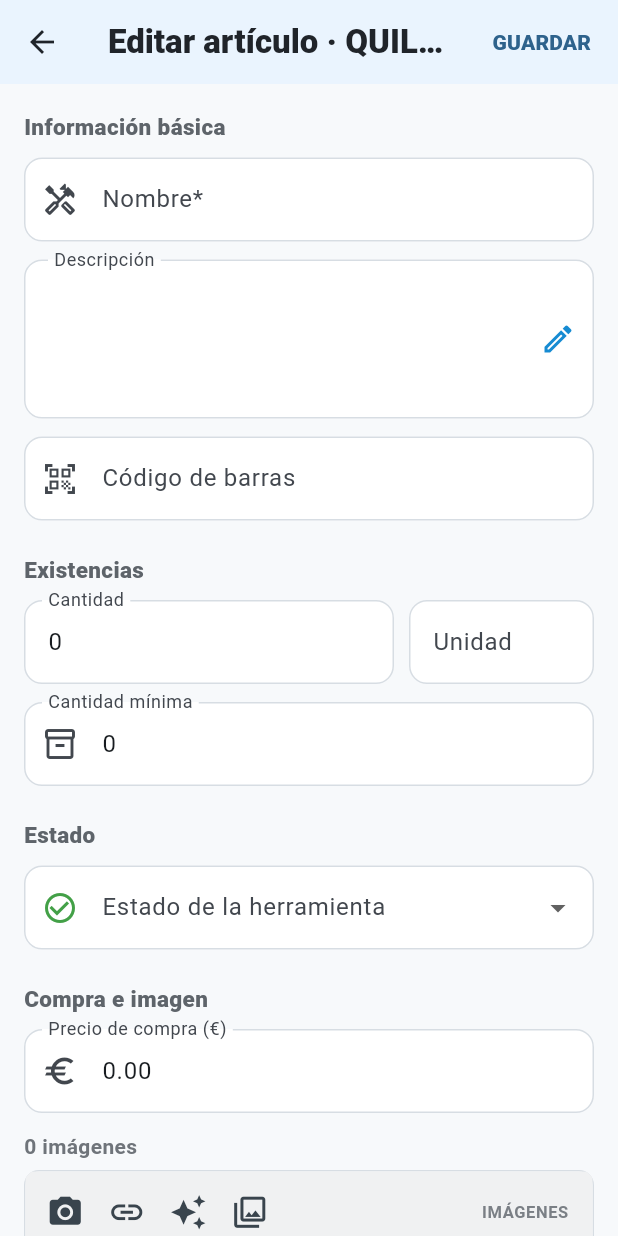
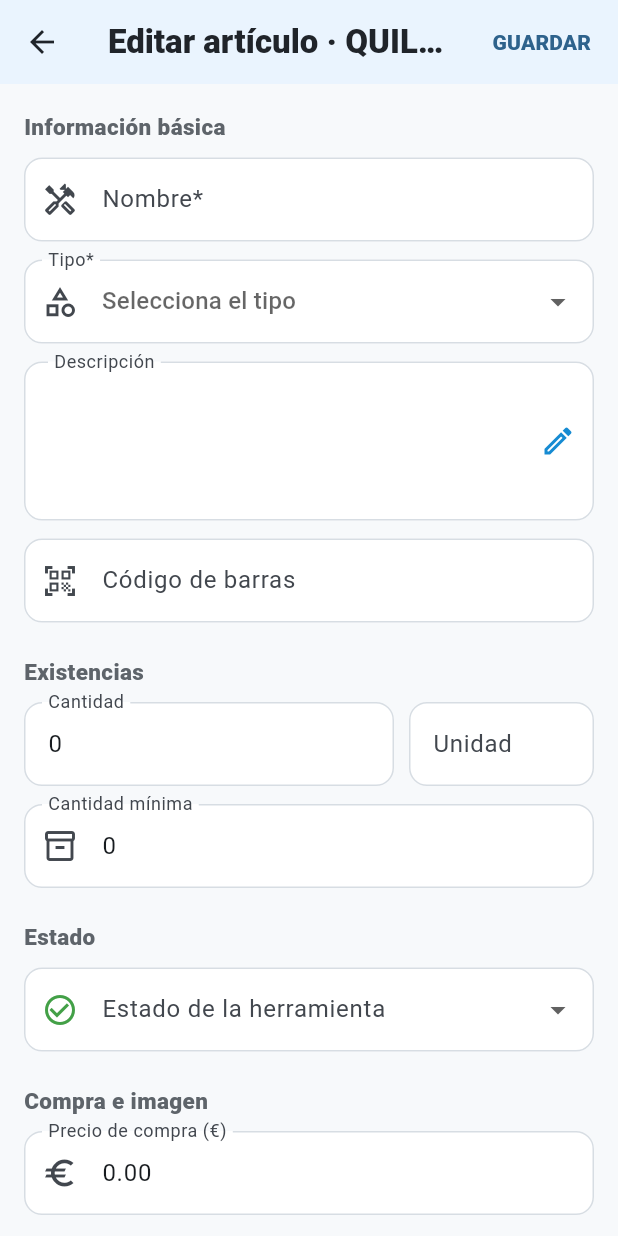
Before and after one commit to superautoma/Enriquecido, a Flutter app: the EditToolPage screen opened directly with empty values, on a phone screen of 412 x 824 dp. Run offline on Flutter 3.47's test engine with Material 3 defaults, Android fonts, the phone set to English and light mode, and no system bars; our stand-ins replace file_picker, image_picker, share_plus, sqflite; missing offline and left inert: appflowy_editor, fleather, flutter_quill; accounts and stored records are empty.

Commit message:
Añadir campo Tipo con lista desplegable

```diff
--- a/flutter/lib/main_quill_integrated_test.dart
+++ b/flutter/lib/main_quill_integrated_test.dart
@@ -126,6 +126,13 @@ class ToolImage {
       );
 }
 
+const toolTypes = <String>[
+  'Herramienta manual',
+  'Herramienta eléctrica',
+  'Repuesto',
+  'Consumible',
+];
+
 class ToolItem {
   ToolItem({
     required this.id,
@@ -138,6 +145,7 @@ class ToolItem {
     required this.minimumStock,
     required this.purchasePrice,
     required this.condition,
+    this.type = '',
     List<ToolImage>? images,
   }) : images = images ?? <ToolImage>[];
 
@@ -151,6 +159,7 @@ class ToolItem {
   double minimumStock;
   double purchasePrice;
   String condition;
+  String type;
   List<ToolImage> images;
 
   String get imagePath {
@@ -170,6 +179,7 @@ class ToolItem {
         minimumStock: minimumStock,
         purchasePrice: purchasePrice,
         condition: condition,
+        type: type,
         images: images.map((image) => image.copy()).toList(),
       );
 
@@ -184,6 +194,7 @@ class ToolItem {
         'minimum_stock': minimumStock,
         'purchase_price': purchasePrice,
         'condition': condition,
+        'tool_type': type,
         // Se conserva para compatibilidad con versiones antiguas.
         'image_path': imagePath,
       };
@@ -199,6 +210,7 @@ class ToolItem {
         minimumStock: (map['minimum_stock'] as num?)?.toDouble() ?? 0,
         purchasePrice: (map['purchase_price'] as num?)?.toDouble() ?? 0,
         condition: (map['condition'] as String?) ?? 'Bueno',
+        type: (map['tool_type'] as String?) ?? '',
       );
 }
 
@@ -230,7 +242,7 @@ class ToolsDatabase {
 
     _database = await openDatabase(
       path,
-      version: 3,
+      version: 4,
       onConfigure: (db) async {
         await db.execute('PRAGMA foreign_keys = ON');
       },
@@ -247,6 +259,7 @@ class ToolsDatabase {
             minimum_stock REAL NOT NULL DEFAULT 0,
             purchase_price REAL NOT NULL DEFAULT 0,
             condition TEXT NOT NULL DEFAULT 'Bueno',
+            tool_type TEXT NOT NULL DEFAULT '',
             image_path TEXT NOT NULL DEFAULT ''
           )
         ''');
@@ -278,6 +291,12 @@ class ToolsDatabase {
             WHERE TRIM(COALESCE(image_path, '')) <> ''
           ''');
         }
+
+        if (oldVersion < 4) {
+          await db.execute(
+            "ALTER TABLE tools ADD COLUMN tool_type TEXT NOT NULL DEFAULT ''",
+          );
+        }
       },
     );
 
@@ -492,10 +511,11 @@ class ToolsDatabase {
         t.id,
         t.name,
         t.barcode,
+        t.tool_type,
         COUNT(i.id) AS image_count
       FROM tools t
       LEFT JOIN tool_images i ON i.tool_id = t.id
-      GROUP BY t.id, t.name, t.barcode
+      GROUP BY t.id, t.name, t.barcode, t.tool_type
       ORDER BY t.id DESC
     ''');
   }
@@ -850,7 +870,8 @@ class _ToolsHomePageState extends State<ToolsHomePage> {
           (item) =>
               item.name.toLowerCase().contains(_query) ||
               item.description.toLowerCase().contains(_query) ||
-              item.barcode.toLowerCase().contains(_query),
+              item.barcode.toLowerCase().contains(_query) ||
+              item.type.toLowerCase().contains(_query),
         )
         .toList();
   }
@@ -982,7 +1003,7 @@ class _ToolsHomePageState extends State<ToolsHomePage> {
     return Scaffold(
       appBar: AppBar(
         title: const Text(
-          'Mis herramientas · QUILL V11',
+          'Mis herramientas · QUILL V12',
           style: TextStyle(fontWeight: FontWeight.w800),
         ),
         actions: [
@@ -1460,6 +1481,8 @@ class _DatabaseManagementPageState extends State<DatabaseManagementPage> {
                               final name = (row['name'] as String?) ?? '';
                               final barcode =
                                   (row['barcode'] as String?) ?? '';
+                              final toolType =
+                                  (row['tool_type'] as String?) ?? '';
                               final imageCount =
                                   (row['image_count'] as num?)?.toInt() ?? 0;
 
@@ -1474,9 +1497,11 @@ class _DatabaseManagementPageState extends State<DatabaseManagementPage> {
                                   overflow: TextOverflow.ellipsis,
                                 ),
                                 subtitle: Text(
-                                  barcode.isEmpty
-                                      ? '$imageCount imágenes'
-                                      : '$barcode · $imageCount imágenes',
+                                  [
+                                    if (toolType.isNotEmpty) toolType,
+                                    if (barcode.isNotEmpty) barcode,
+                                    '$imageCount imágenes',
+                                  ].join(' · '),
                                 ),
                               );
                             },
@@ -1571,6 +1596,7 @@ class _EditToolPageState extends State<EditToolPage> {
   late final TextEditingController _purchasePrice;
 
   late String _condition;
+  late String _type;
   late List<ToolImage> _images;
   final ImagePicker _imagePicker = ImagePicker();
 
@@ -1596,6 +1622,7 @@ class _EditToolPageState extends State<EditToolPage> {
       text: item == null ? '' : item.purchasePrice.toStringAsFixed(2),
     );
     _condition = item?.condition ?? conditionStyles.first.label;
+    _type = item?.type ?? '';
     _images = item?.images.map((image) => image.copy()).toList() ??
         <ToolImage>[];
   }
@@ -1629,6 +1656,7 @@ class _EditToolPageState extends State<EditToolPage> {
       minimumStock: _number(_minimumStock.text),
       purchasePrice: _number(_purchasePrice.text),
       condition: _condition,
+      type: _type,
       images: _images.map((image) => image.copy()).toList(),
     );
 
@@ -2080,7 +2108,7 @@ class _EditToolPageState extends State<EditToolPage> {
     return Scaffold(
       appBar: AppBar(
         title: Text(
-          _isEditing ? 'Editar artículo · QUILL V11' : 'Nuevo artículo · QUILL V11',
+          _isEditing ? 'Editar artículo · QUILL V12' : 'Nuevo artículo · QUILL V12',
           style: const TextStyle(fontWeight: FontWeight.w800),
         ),
         actions: [
@@ -2112,6 +2140,28 @@ class _EditToolPageState extends State<EditToolPage> {
                 validator: (value) => value == null || value.trim().isEmpty
                     ? 'Escribe el nombre'
                     : null,
+              ),
+              const SizedBox(height: 12),
+              DropdownButtonFormField<String>(
+                initialValue: _type.isEmpty ? null : _type,
+                decoration: const InputDecoration(
+                  labelText: 'Tipo*',
+                  prefixIcon: Icon(Icons.category_outlined),
+                ),
+                hint: const Text('Selecciona el tipo'),
+                items: toolTypes
+                    .map(
+                      (type) => DropdownMenuItem<String>(
+                        value: type,
+                        child: Text(type),
+                      ),
+                    )
+                    .toList(),
+                onChanged: (value) {
+                  setState(() => _type = value ?? '');
+                },
+                validator: (value) =>
+                    value == null || value.isEmpty ? 'Selecciona el tipo' : null,
               ),
               const SizedBox(height: 12),
               DescriptionQuillCard(
```
